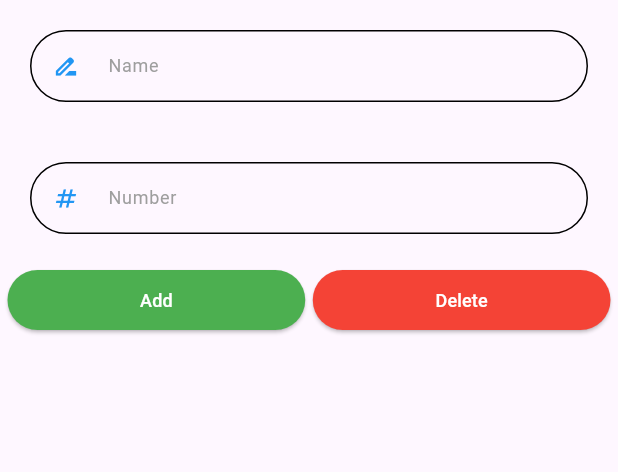
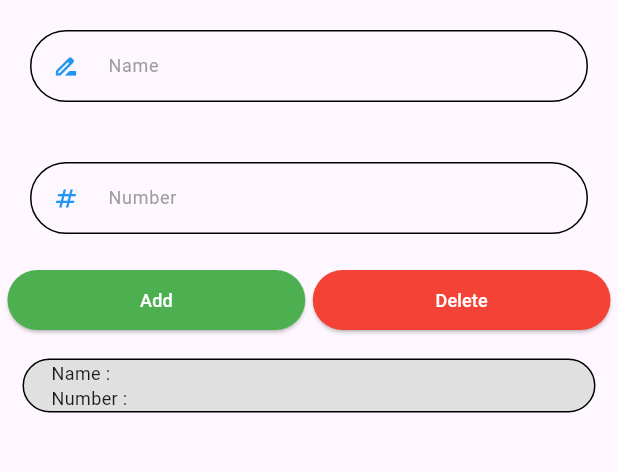
Before and after one commit to pgd8/contact-app, a Flutter app: the screen it shows after launch, after a tap on "Add", on a phone screen of 412 x 824 dp, the part 84-556 px from its top. Run offline on Flutter 3.47's test engine with Material 3 defaults, Android fonts, the phone set to English and light mode, and no system bars.

Commit message:
creating list to show in the screen and link it to the buttons

```diff
--- a/lib/Contact_Screen/contact_screen.dart
+++ b/lib/Contact_Screen/contact_screen.dart
@@ -14,6 +14,7 @@ class ContactScreenState extends State<ContactScreen> {
   TextEditingController nameController = TextEditingController();
   List<String> numbers = [];
   TextEditingController numController = TextEditingController();
+  int counter = 0;
 
   @override
   Widget build(BuildContext context) {
@@ -26,7 +27,8 @@ class ContactScreenState extends State<ContactScreen> {
         centerTitle: true,
         backgroundColor: Colors.blue,
       ),
-      body: Column(
+      body: SingleChildScrollView(
+        child: Column(
           children: [
             Container(
               margin: const EdgeInsets.all(20),
@@ -70,8 +72,11 @@ class ContactScreenState extends State<ContactScreen> {
                     margin: const EdgeInsets.only(left: 5, right: 2.5),
                     child: ElevatedButton(
                         onPressed: () {
+                          names.add(nameController.text);
+                          numbers.add(numController.text);
                           nameController.clear();
                           numController.clear();
+                          setState(() {});
                         },
                         style: ElevatedButton.styleFrom(
                             backgroundColor: Colors.green),
@@ -82,15 +87,59 @@ class ContactScreenState extends State<ContactScreen> {
                   child: Container(
                     margin: const EdgeInsets.only(left: 2.5, right: 5),
                     child: ElevatedButton(
-                      onPressed: () {},
-                      style:
-                          ElevatedButton.styleFrom(backgroundColor: Colors.red),
+                        onPressed: () {
+                          counter = numbers.length-1;
+                          names.removeAt(counter);
+                          numbers.removeAt(counter);
+                          setState(() {});
+                        },
+                        style: ElevatedButton.styleFrom(
+                            backgroundColor: Colors.red),
                         child: ButtonLabel('Delete')),
                   ),
                 ), // Delete Button
               ],
+            ),
+            Column(
+              children: List.generate(
+                  names.length,
+                  (index) => Container(
+                        width: double.infinity,
+                        margin:
+                            const EdgeInsets.only(top: 15, left: 15, right: 15),
+                        decoration: BoxDecoration(
+                            color: Colors.grey.shade300,
+                            border: Border.all(color: Colors.black),
+                            borderRadius: BorderRadius.circular(25)),
+                        child: Column(
+                          crossAxisAlignment: CrossAxisAlignment.start,
+                          children: [
+                            Container(
+                              margin:
+                                  const EdgeInsets.only(left: 15, right: 15),
+                              child: Text(
+                                ' Name : ${names[index]}',
+                                style: const TextStyle(
+                                  fontSize: 12,
+                                ),
+                              ),
+                            ),
+                            Container(
+                              margin:
+                              const EdgeInsets.only(left: 15, right: 15),
+                              child: Text(
+                                ' Number :  ${numbers[index]}',
+                                style: const TextStyle(
+                                  fontSize: 12,
+                                ),
+                              ),
+                            ),
+                          ],
+                        ),
+                      )),
             )
           ],
+        ),
       ),
     );
   }
--- a/lib/Data_Classes/contact_data_class.dart
+++ /dev/null
@@ -1,5 +0,0 @@
-class Contact {
-  String name;
-  String number;
-  Contact({ required this.name,required this.number});
-}
```
Lines whose indentation alone changed are shown as unchanged.
